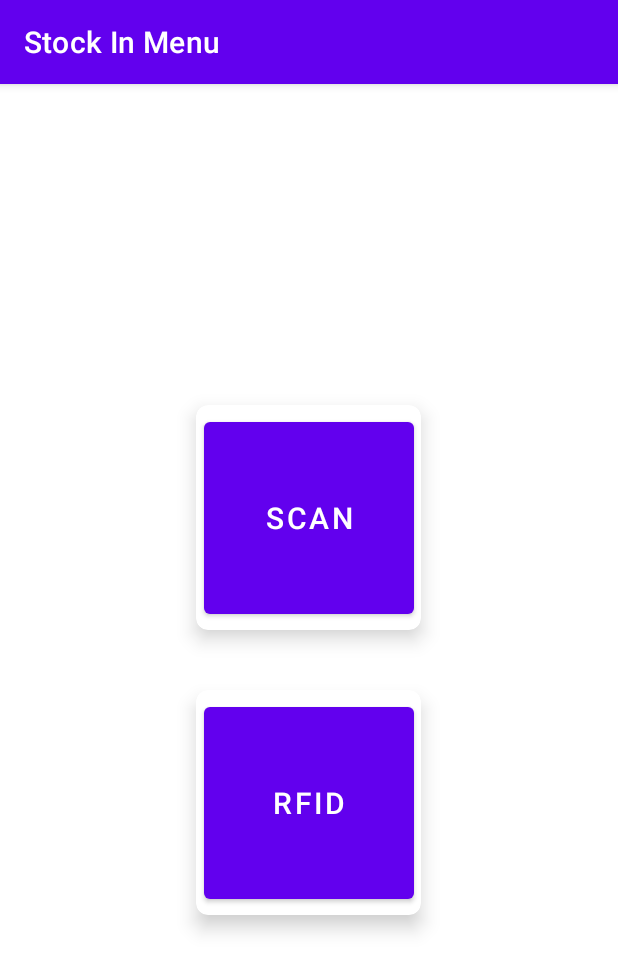
After one commit to tzejian27/DB_Inventory_8April22, an Android app: the StockIn_Menu screen opened directly, with no data from a screen before it, on a phone screen of 412 x 824 dp. The commit adds this screen. Shown: the top 972 px of the screen. Run offline under Robolectric (Android 15) with nearby library versions, the phone set to English and light mode, and no system bars.

Commit message:
adding RFID menu

```diff
--- a/app/src/main/java/com/example/db_inventory/House_List_Stock_In.java
+++ b/app/src/main/java/com/example/db_inventory/House_List_Stock_In.java
@@ -92,15 +92,15 @@ public class House_List_Stock_In extends AppCompatActivity {
                 holder.mView.setOnClickListener(v -> {
 
                     final String key = model.getKey();
+                    final String name = model.getName();
                     databaseReference = FirebaseDatabase.getInstance().getReference("House").child(key);
                     databaseReference.keepSynced(true);
                     databaseReference.addListenerForSingleValueEvent(new ValueEventListener() {
                         @Override
                         public void onDataChange(@NonNull DataSnapshot dataSnapshot) {
-                            final String name = Objects.requireNonNull(dataSnapshot.child("Name").getValue()).toString().trim();
 
                             //ENTER STOCK IN OF SELECTED HOUSE
-                            Intent intent = new Intent(getApplicationContext(), Stock_In_Scan.class);
+                            Intent intent = new Intent(getApplicationContext(), StockIn_Menu.class);
                             intent.putExtra("Key", key);
                             intent.putExtra("name", name);
                             intent.putExtra("Users", users);
--- a/app/src/main/java/com/example/db_inventory/RFID_SettingActivity.java
+++ b/app/src/main/java/com/example/db_inventory/RFID_SettingActivity.java
@@ -227,6 +227,8 @@ public class RFID_SettingActivity extends Activity implements OnClickListener{
 
 	}
 
+
+
 //	@Override
 //	public void onItemSelected(AdapterView<?> adapter, View view, int position, long id) {
 //
--- /dev/null
+++ b/app/src/main/java/com/example/db_inventory/StockIn_Menu.java
@@ -0,0 +1,69 @@
+package com.example.db_inventory;
+
+import androidx.appcompat.app.AppCompatActivity;
+
+import android.content.Intent;
+import android.os.Bundle;
+import android.view.View;
+import android.widget.Button;
+import android.widget.Toast;
+
+public class StockIn_Menu extends AppCompatActivity implements View.OnClickListener {
+
+    Button btn_scan, btn_rfid;
+
+    @Override
+    protected void onCreate(Bundle savedInstanceState) {
+        super.onCreate(savedInstanceState);
+        setContentView(R.layout.activity_stock_in_menu);
+        setTitle("Stock In Menu");
+
+        btn_scan = findViewById(R.id.btn_scan_stockin_menu);
+        btn_rfid = findViewById(R.id.btn_rfid_stockin_menu);
+
+        btn_scan.setOnClickListener(this);
+        btn_rfid.setOnClickListener(this);
+    }
+
+    @Override
+    public void onClick(View view) {
+        onStart();
+        //GET DATA FROM "House_List_Stock_In"
+        String key = getIntent().getStringExtra("Key");
+        String name = getIntent().getStringExtra("name");
+        String users = getIntent().getStringExtra("Users");
+
+        switch (view.getId()) {
+            case R.id.btn_scan_stockin_menu:
+                //ENTER STOCK IN OF SELECTED HOUSE WITH SCAN BARCODE
+                Intent intent = new Intent(getApplicationContext(), Stock_In_Scan.class);
+                intent.putExtra("Key", key);
+                intent.putExtra("name", name);
+                intent.putExtra("Users", users);
+                Toast.makeText(getApplicationContext(), "Enter " + name + " with scan", Toast.LENGTH_SHORT).show();
+                startActivity(intent);
+                break;
+
+            case R.id.btn_rfid_stockin_menu:
+                //ENTER STOCK IN OF SELECTED HOUSE WITH RFID
+                Intent intent2rfid = new Intent(getApplicationContext(), RFID_MainActivity.class);
+                intent2rfid.putExtra("Key", key);
+                intent2rfid.putExtra("name", name);
+                intent2rfid.putExtra("Users", users);
+                Toast.makeText(getApplicationContext(), "Enter " + name + " with RFID", Toast.LENGTH_SHORT).show();
+                startActivity(intent2rfid);
+                break;
+        }
+
+    }
+
+    @Override
+    public void onBackPressed() {
+        String users = getIntent().getStringExtra("Users");
+        super.onBackPressed();
+        Intent intent2back = new Intent(this, House_List_Stock_In.class);
+        intent2back.putExtra("Users", users);
+        startActivity(intent2back);
+        finish();
+    }
+}
--- /dev/null
+++ b/app/src/main/res/layout/activity_stock_in_menu.xml
@@ -0,0 +1,52 @@
+<?xml version="1.0" encoding="utf-8"?>
+<LinearLayout
+    xmlns:android="http://schemas.android.com/apk/res/android"
+    xmlns:app="http://schemas.android.com/apk/res-auto"
+    xmlns:tools="http://schemas.android.com/tools"
+    android:layout_width="match_parent"
+    android:layout_height="match_parent"
+    tools:context=".StockIn_Menu"
+    android:orientation="vertical"
+    android:layout_margin="20dp"
+    android:gravity="center_vertical">
+
+    <androidx.cardview.widget.CardView
+
+        android:layout_width="150dp"
+        android:layout_height="150dp"
+        app:cardCornerRadius="8dp"
+        app:cardElevation="8dp"
+        android:layout_gravity="center_horizontal">
+
+        <Button
+            android:id="@+id/btn_scan_stockin_menu"
+            android:layout_width="140dp"
+            android:layout_height="140dp"
+            android:text="Scan"
+            android:textSize="20dp"
+            android:layout_margin="5dp"/>
+
+
+    </androidx.cardview.widget.CardView>
+
+    <androidx.cardview.widget.CardView
+
+        android:layout_width="150dp"
+        android:layout_height="150dp"
+        app:cardCornerRadius="8dp"
+        app:cardElevation="8dp"
+        android:layout_gravity="center_horizontal"
+        android:layout_marginTop="40dp">
+
+        <Button
+            android:id="@+id/btn_rfid_stockin_menu"
+            android:layout_width="140dp"
+            android:layout_height="140dp"
+            android:text="RFID"
+            android:textSize="20dp"
+            android:layout_margin="5dp"/>
+
+
+    </androidx.cardview.widget.CardView>
+
+</LinearLayout>
```
Also changed, not shown: app/src/main/AndroidManifest.xml (+11 -10 lines), app/src/main/java/com/example/db_inventory/Home_Page.java (+64 -0 lines).
